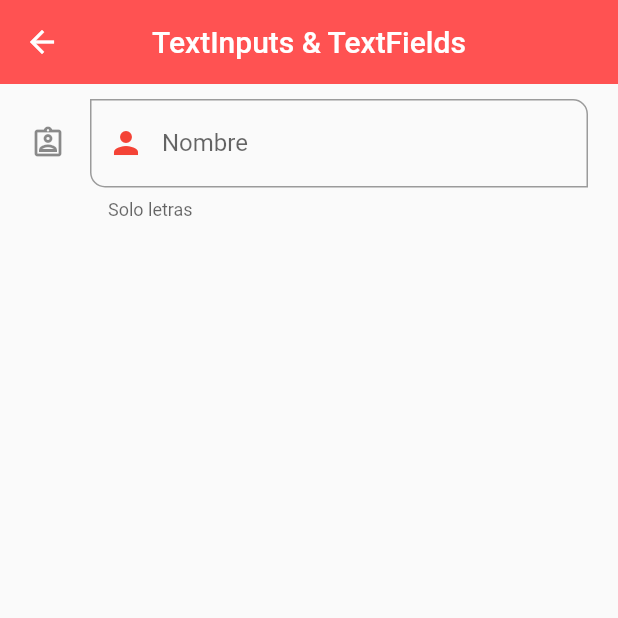
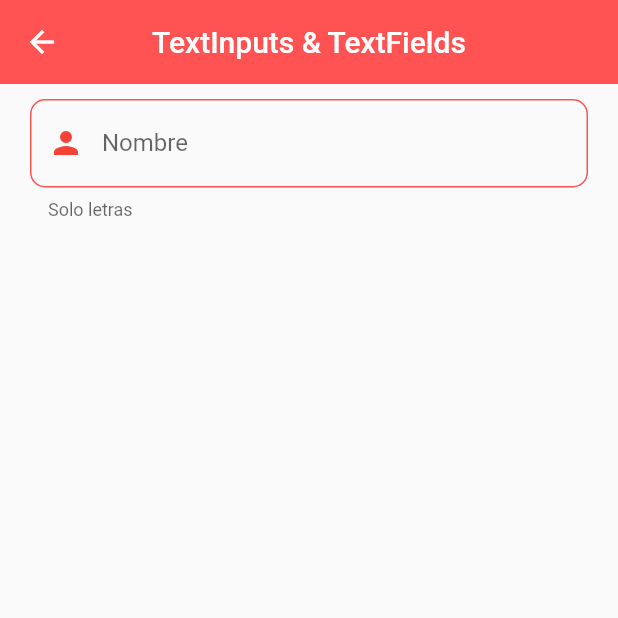
Before and after one commit to Nahu-N-Castro/fl_components1, a Flutter app: the InputsScreen screen opened by its route, on a phone screen of 412 x 824 dp, the top half of it. Run offline on Flutter 3.47's test engine with Material 2 defaults, Android fonts, the phone set to English and light mode, and no system bars; network calls fail.

Commit message:
centralizar inputs

```diff
--- a/lib/Theme/app_theme.dart
+++ b/lib/Theme/app_theme.dart
@@ -32,6 +32,20 @@ class AppTheme {
         shape: const StadiumBorder(),
       ),
     ),
+    inputDecorationTheme: InputDecorationTheme(
+      floatingLabelStyle: const TextStyle(color: primary),
+      enabledBorder: OutlineInputBorder(
+        borderSide: const BorderSide(color: primary),
+        borderRadius: BorderRadius.circular(10),
+      ),
+      focusedBorder: OutlineInputBorder(
+        borderSide: const BorderSide(color: primary),
+        borderRadius: BorderRadius.circular(10),
+      ),
+      border: OutlineInputBorder(
+        borderRadius: BorderRadius.circular(10),
+      ),
+    ),
   );
   static const BouncingScrollPhysics bouncing = BouncingScrollPhysics(
     parent: AlwaysScrollableScrollPhysics(),
--- /dev/null
+++ b/lib/Widgets/custom_input_field.dart
@@ -0,0 +1,41 @@
+import 'package:flutter/material.dart';
+
+class CustomInputField extends StatelessWidget {
+  const CustomInputField({
+    Key? key,
+  }) : super(key: key);
+
+  @override
+  Widget build(BuildContext context) {
+    return TextFormField(
+      autofocus: false,
+      initialValue: '',
+      textCapitalization: TextCapitalization.words,
+      onChanged: (value) => debugPrint('value:$value'),
+      validator: (value) {
+        if (value == null) return 'Campo obligatorio';
+        return value.length < 3 ? 'Mínimo 3 caracteres' : null;
+      },
+      autovalidateMode: AutovalidateMode.onUserInteraction,
+      decoration: const InputDecoration(
+        labelText: 'Nombre',
+        hintText: 'Ingrese su nombre',
+        helperText: 'Solo letras',
+        // counterText: '3 Caracteres',
+        // suffixIcon: Icon(Icons.group_outlined, color: Colors.red),
+        prefixIcon: Icon(Icons.person, color: Colors.red),
+        // icon: Icon(Icons.assignment_ind_outlined, color: Colors.red),
+        // focusedBorder: OutlineInputBorder(
+        //   borderSide: const BorderSide(color: Colors.red),
+        //   borderRadius: BorderRadius.circular(10),
+        // ),
+        // border: const OutlineInputBorder(
+        //   borderRadius: BorderRadius.only(
+        //     bottomLeft: Radius.circular(10),
+        //     topRight: Radius.circular(10),
+        //   ),
+        // ),
+      ),
+    );
+  }
+}
--- a/lib/Widgets/widgets.dart
+++ b/lib/Widgets/widgets.dart
@@ -1,2 +1,3 @@
+export 'package:fl_components/Widgets/custom_input_field.dart';
 export 'package:fl_components/Widgets/custom_card_type2.dart';
 export 'package:fl_components/Widgets/custom_card_type1.dart';
--- a/lib/screens/avatar_screen.dart
+++ b/lib/screens/avatar_screen.dart
@@ -21,7 +21,7 @@ class AvatarScreen extends StatelessWidget {
       ),
       body: const Center(
           child: CircleAvatar(
-        maxRadius: 110,
+        maxRadius: 180,
         backgroundImage: NetworkImage(
             'https://es.web.img2.acsta.net/r_1920_1080/pictures/19/07/02/15/42/4109970.jpg'),
       )),
--- a/lib/screens/inputs_screens.dart
+++ b/lib/screens/inputs_screens.dart
@@ -1,4 +1,6 @@
 import 'package:flutter/material.dart';
+
+import '../Widgets/widgets.dart';
 
 class InputsScreen extends StatelessWidget {
   const InputsScreen({Key? key}) : super(key: key);
@@ -14,37 +16,8 @@ class InputsScreen extends StatelessWidget {
         child: Padding(
           padding: const EdgeInsets.symmetric(horizontal: 20, vertical: 10),
           child: Column(
-            children: [
-              TextFormField(
-                autofocus: false,
-                initialValue: '',
-                textCapitalization: TextCapitalization.words,
-                onChanged: (value) => debugPrint('value:$value'),
-                validator: (value) {
-                  if (value == null) return 'Campo obligatorio';
-                  return value.length < 3 ? 'Mínimo 3 caracteres' : null;
-                },
-                autovalidateMode: AutovalidateMode.onUserInteraction,
-                decoration: InputDecoration(
-                  labelText: 'Nombre',
-                  hintText: 'Ingrese su nombre',
-                  helperText: 'Solo letras',
-                  // counterText: '3 Caracteres',
-                  // suffixIcon: Icon(Icons.group_outlined, color: Colors.red),
-                  prefixIcon: const Icon(Icons.person, color: Colors.red),
-                  icon: const Icon(Icons.assignment_ind_outlined),
-                  focusedBorder: OutlineInputBorder(
-                    borderSide: const BorderSide(color: Colors.red),
-                    borderRadius: BorderRadius.circular(10),
-                  ),
-                  border: const OutlineInputBorder(
-                    borderRadius: BorderRadius.only(
-                      bottomLeft: Radius.circular(10),
-                      topRight: Radius.circular(10),
-                    ),
-                  ),
-                ),
-              ),
+            children: const [
+              CustomInputField(),
             ],
           ),
         ),
```
